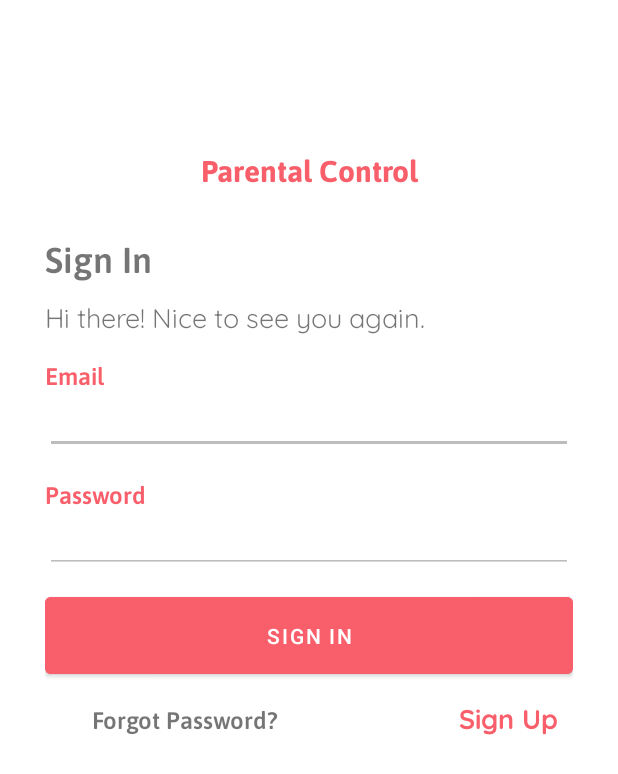
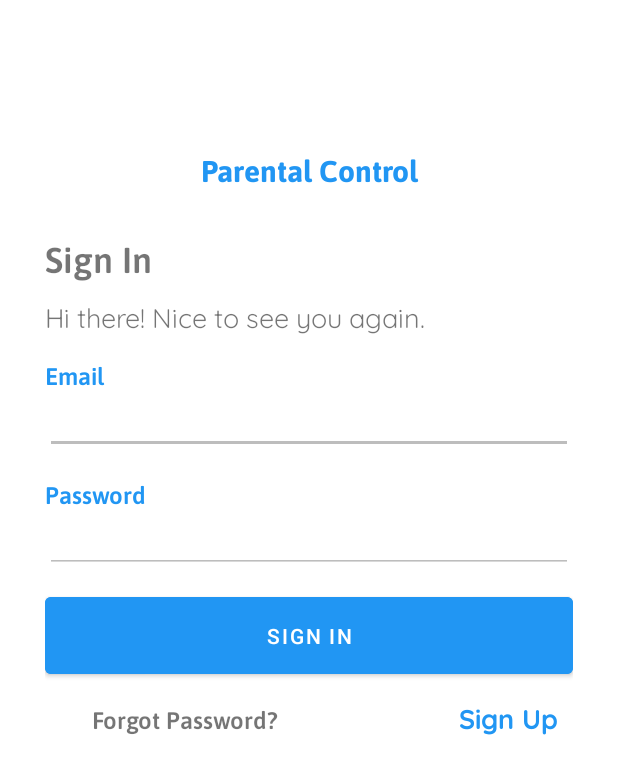
Before and after one commit to hirendesai333/CapstoneChild, an Android app: the MainActivity screen opened directly, with no data from a screen before it, after a tap on an icon or button, on a phone screen of 412 x 824 dp. Shown: the top 774 px of the screen. Run offline under Robolectric (Android 15) with nearby library versions, the phone set to English and light mode, and no system bars; libraries missing offline, so code that uses them is left out: me.ibrahimsn.lib.

Commit message:
Final updates

```diff
--- a/app/src/main/java/com/example/capstonechild/Activities/MainActivity.java
+++ b/app/src/main/java/com/example/capstonechild/Activities/MainActivity.java
@@ -4,6 +4,7 @@ import android.app.usage.UsageStats;
 import android.app.usage.UsageStatsManager;
 import android.content.Context;
 import android.content.Intent;
+import android.content.SharedPreferences;
 import android.content.pm.ApplicationInfo;
 import android.content.pm.PackageManager;
 import android.os.Bundle;
@@ -55,7 +56,15 @@ public class MainActivity extends AppCompatActivity {
         replaceFragment(homeFragment);
 
         addProfileButton = findViewById(R.id.fab);
-        addProfileButton.setOnClickListener(view -> startAnotherActivity(CredentialsActivity.class));
+        addProfileButton.setOnClickListener(new View.OnClickListener() {
+            @Override
+            public void onClick(View view) {
+                SharedPreferences preferences = getSharedPreferences("Login", MODE_PRIVATE);
+                preferences.edit().remove("email").apply();
+                preferences.edit().remove("password").apply();
+                startAnotherActivity(CredentialsActivity.class);
+            }
+        });
 
         bottomNavigationView = findViewById(R.id.bottomNavigaitonView);
         bottomNavigationView.setOnItemSelectedListener(item -> {
--- a/app/src/main/res/layout/activity_splash.xml
+++ b/app/src/main/res/layout/activity_splash.xml
@@ -12,10 +12,10 @@
 
     <ImageView
         android:id="@+id/header_icon"
-        android:layout_width="@dimen/image_header_dimen"
-        android:layout_height="@dimen/image_header_dimen"
+        android:layout_width="150dp"
+        android:layout_height="150dp"
         android:layout_centerHorizontal="true"
         android:layout_marginTop="@dimen/image_header_top_margin"
-        android:src="@drawable/github_logo" />
+        android:src="@drawable/logosnap" />
 
 </RelativeLayout>
--- a/app/src/main/res/layout/fragment_login.xml
+++ b/app/src/main/res/layout/fragment_login.xml
@@ -18,7 +18,7 @@
             android:fontFamily="@font/asap_bold"
             android:text="Parental Control"
             android:textAlignment="center"
-            android:textColor="@color/text"
+            android:textColor="@color/primaryColor"
             android:textSize="20sp" />
 
         <LinearLayout
@@ -51,7 +51,7 @@
                 android:layout_marginTop="16dp"
                 android:fontFamily="@font/asap_semibold"
                 android:text="Email"
-                android:textColor="@color/text"
+                android:textColor="@color/primaryColor"
                 android:textSize="16sp" />
 
             <EditText
@@ -68,7 +68,7 @@
                 android:layout_marginTop="16dp"
                 android:fontFamily="@font/asap_semibold"
                 android:text="Password"
-                android:textColor="@color/text"
+                android:textColor="@color/primaryColor"
                 android:textSize="16sp" />
 
             <EditText
@@ -85,7 +85,7 @@
                 android:layout_width="match_parent"
                 android:layout_height="wrap_content"
                 android:layout_marginTop="10dp"
-                android:backgroundTint="@color/text"
+                android:backgroundTint="@color/primaryColor"
                 android:padding="16dp"
                 android:text="Sign in" />
 
@@ -113,7 +113,7 @@
                     android:fontFamily="@font/quicksand_bold"
                     android:text="Sign Up"
                     android:textAlignment="textEnd"
-                    android:textColor="@color/text"
+                    android:textColor="@color/primaryColor"
                     android:textSize="18sp" />
 
             </androidx.appcompat.widget.LinearLayoutCompat>
```
Also changed, not shown: app/src/main/AndroidManifest.xml (+3 -4 lines), app/src/main/res/layout/fragment_registration.xml (+8 -7 lines), app/src/main/res/drawable-v24/logosnap.jpg (added).
